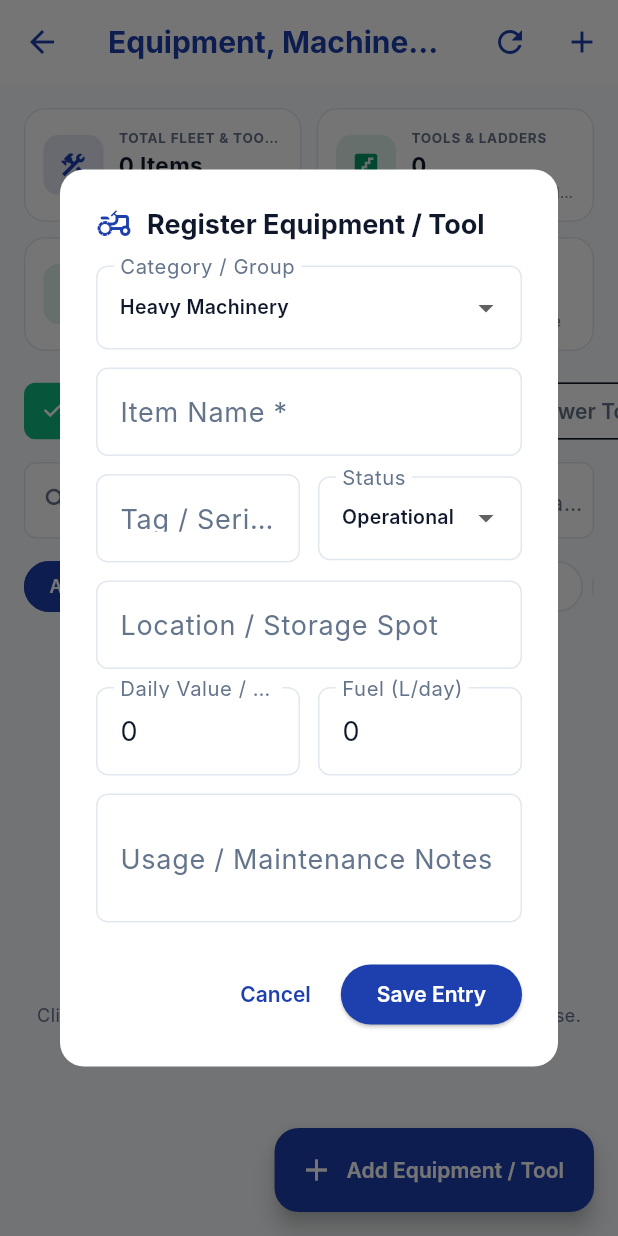
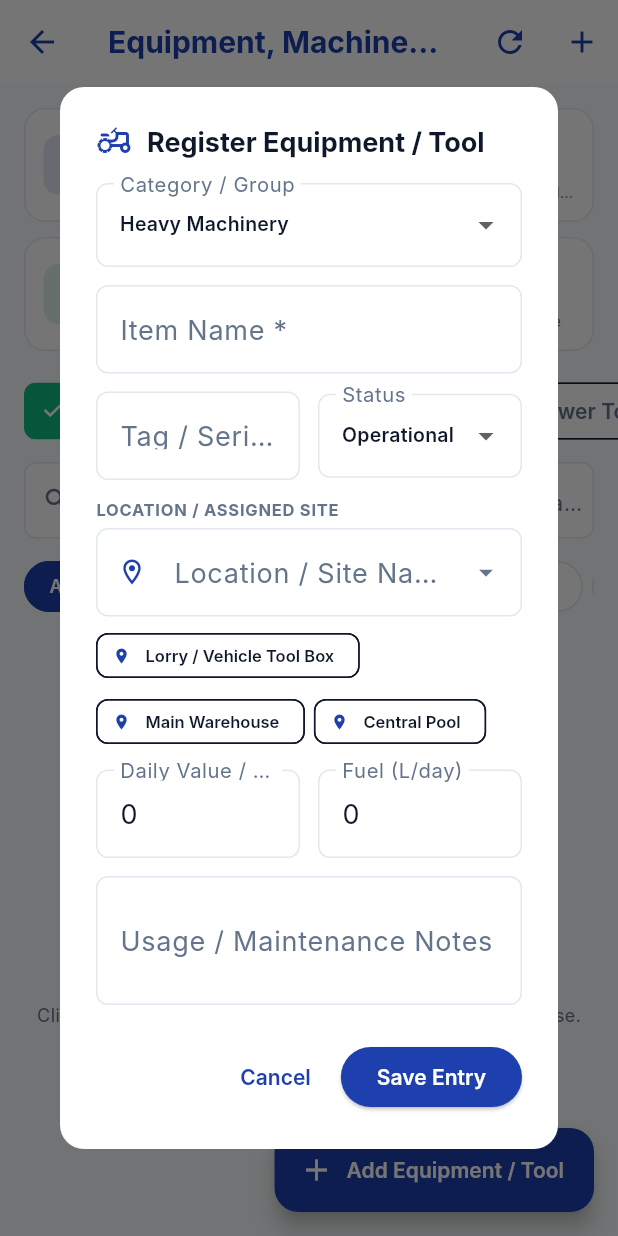
Before and after one commit to najibcode/ibuild, a Flutter app: the EquipmentListScreen screen opened directly, after a tap on the "add" icon, on a phone screen of 412 x 824 dp. Run offline on Flutter 3.47's test engine with Material 3 defaults, Android fonts, the phone set to English and light mode, and no system bars; our stand-ins replace cached_network_image, fl_chart, flutter_dotenv, flutter_riverpod, go_router, image_picker and 2 more; accounts and stored records are empty; Roboto replaces fonts that are missing (Inter).

Commit message:
feat: replace project dropdown with searchable autocomplete location field and quick-select chips

```diff
--- a/lib/features/equipment/presentation/screens/equipment_list_screen.dart
+++ b/lib/features/equipment/presentation/screens/equipment_list_screen.dart
@@ -57,6 +57,11 @@ class _EquipmentListScreenState extends ConsumerState<EquipmentListScreen> {
     String selectedCategory = existingItem?.category ?? _categories.first;
     String selectedStatus = existingItem?.status ?? 'Operational';
     String? selectedProjectId = existingItem?.projectId;
+
+    // Options for location search dropdown
+    final projectNames = projects.map((p) => p.name).toList();
+    final defaultLocations = ['Lorry / Vehicle Tool Box', 'Main Warehouse', 'Central Pool'];
+    final locationOptions = <String>{...projectNames, ...defaultLocations}.toList();
 
     showDialog(
       context: context,
@@ -151,47 +156,125 @@ class _EquipmentListScreenState extends ConsumerState<EquipmentListScreen> {
                     ),
                     const SizedBox(height: 12),
 
-                    // Project Assignment Dropdown (if projects exist)
-                    if (projects.isNotEmpty) ...[
-                      DropdownButtonFormField<String?>(
-                        value: selectedProjectId,
-                        dropdownColor: AppColors.cardBg(context),
+                    // Searchable Location / Project Field (Search Dropdown + Custom Typing)
+                    Text(
+                      'LOCATION / ASSIGNED SITE',
+                      style: TextStyle(fontSize: 11, fontWeight: FontWeight.bold, color: AppColors.mutedText(context), letterSpacing: 0.5),
+                    ),
+                    const SizedBox(height: 4),
+                    RawAutocomplete<String>(
+                      textEditingController: siteCtrl,
+                      focusNode: FocusNode(),
+                      optionsBuilder: (TextEditingValue textEditingValue) {
+                        if (textEditingValue.text.isEmpty) {
+                          return locationOptions;
+                        }
+                        return locationOptions.where((option) {
+                          return option.toLowerCase().contains(textEditingValue.text.toLowerCase());
+                        });
+                      },
+                      onSelected: (String selection) {
+                        setDialogState(() {
+                          siteCtrl.text = selection;
+                          final matchedProject = projects.where((p) => p.name.toLowerCase() == selection.toLowerCase()).firstOrNull;
+                          selectedProjectId = matchedProject?.id;
+                        });
+                      },
+                      fieldViewBuilder: (context, controller, focusNode, onFieldSubmitted) {
+                        return TextField(
+                          controller: controller,
+                          focusNode: focusNode,
+                          style: TextStyle(color: AppColors.text(context)),
                           decoration: InputDecoration(
-                          labelText: 'Assigned Project',
+                            labelText: 'Location / Site Name',
+                            hintText: 'Type to search project (e.g. RVS) or type custom spot...',
+                            prefixIcon: Icon(Icons.location_on_outlined, size: 20, color: AppColors.primaryColor(context)),
+                            suffixIcon: controller.text.isNotEmpty
+                                ? IconButton(
+                                    icon: const Icon(Icons.clear, size: 18),
+                                    onPressed: () {
+                                      controller.clear();
+                                      setDialogState(() => selectedProjectId = null);
+                                    },
+                                  )
+                                : const Icon(Icons.arrow_drop_down, size: 22),
                             labelStyle: TextStyle(color: AppColors.mutedText(context)),
                           ),
-                        items: [
-                          DropdownMenuItem<String?>(
-                            value: null,
-                            child: Text('Unassigned / Central Pool', style: TextStyle(color: AppColors.text(context), fontSize: 13)),
-                          ),
-                          ...projects.map((p) => DropdownMenuItem<String?>(
-                                value: p.id,
-                                child: Text(p.name, style: TextStyle(color: AppColors.text(context), fontSize: 13)),
-                              )),
-                        ],
                           onChanged: (val) {
+                            final matchedProject = projects.where((p) => p.name.toLowerCase() == val.toLowerCase()).firstOrNull;
                             setDialogState(() {
-                            selectedProjectId = val;
-                            if (val != null) {
-                              final matched = projects.firstWhere((p) => p.id == val);
-                              siteCtrl.text = matched.name;
-                            }
+                              selectedProjectId = matchedProject?.id;
                             });
                           },
+                        );
+                      },
+                      optionsViewBuilder: (context, onSelected, options) {
+                        return Align(
+                          alignment: Alignment.topLeft,
+                          child: Material(
+                            elevation: 4.0,
+                            color: AppColors.cardBg(context),
+                            borderRadius: BorderRadius.circular(8),
+                            child: Container(
+                              constraints: const BoxConstraints(maxHeight: 180, maxWidth: 320),
+                              decoration: BoxDecoration(
+                                border: Border.all(color: AppColors.border(context)),
+                                borderRadius: BorderRadius.circular(8),
                               ),
-                      const SizedBox(height: 12),
-                    ],
+                              child: ListView.builder(
+                                padding: EdgeInsets.zero,
+                                shrinkWrap: true,
+                                itemCount: options.length,
+                                itemBuilder: (BuildContext context, int index) {
+                                  final String option = options.elementAt(index);
+                                  final isProject = projectNames.contains(option);
+                                  return ListTile(
+                                    dense: true,
+                                    leading: Icon(
+                                      isProject ? Icons.apartment : Icons.place_outlined,
+                                      size: 18,
+                                      color: isProject ? AppColors.primaryColor(context) : AppColors.secondary,
+                                    ),
+                                    title: Text(
+                                      option,
+                                      style: TextStyle(
+                                        color: AppColors.text(context),
+                                        fontWeight: isProject ? FontWeight.bold : FontWeight.normal,
+                                        fontSize: 13,
+                                      ),
+                                    ),
+                                    subtitle: isProject
+                                        ? Text('Registered Project Site', style: TextStyle(fontSize: 10, color: AppColors.mutedText(context)))
+                                        : null,
+                                    onTap: () => onSelected(option),
+                                  );
+                                },
+                              ),
+                            ),
+                          ),
+                        );
+                      },
+                    ),
+                    const SizedBox(height: 6),
 
-                    // Site / Storage Location Name
-                    TextField(
-                      controller: siteCtrl,
-                      style: TextStyle(color: AppColors.text(context)),
-                      decoration: InputDecoration(
-                        labelText: 'Location / Storage Spot',
-                        hintText: 'e.g. Lorry Tool Box, Main Warehouse, Site B',
-                        labelStyle: TextStyle(color: AppColors.mutedText(context)),
-                      ),
+                    // Location Quick Suggestion Chips
+                    Wrap(
+                      spacing: 6,
+                      runSpacing: 4,
+                      children: locationOptions.take(4).map((loc) {
+                        return ActionChip(
+                          visualDensity: VisualDensity.compact,
+                          label: Text(loc, style: const TextStyle(fontSize: 11)),
+                          avatar: const Icon(Icons.place, size: 12),
+                          onPressed: () {
+                            setDialogState(() {
+                              siteCtrl.text = loc;
+                              final matchedProject = projects.where((p) => p.name.toLowerCase() == loc.toLowerCase()).firstOrNull;
+                              selectedProjectId = matchedProject?.id;
+                            });
+                          },
+                        );
+                      }).toList(),
                     ),
                     const SizedBox(height: 12),
 
```
Lines whose indentation alone changed are shown as unchanged.
